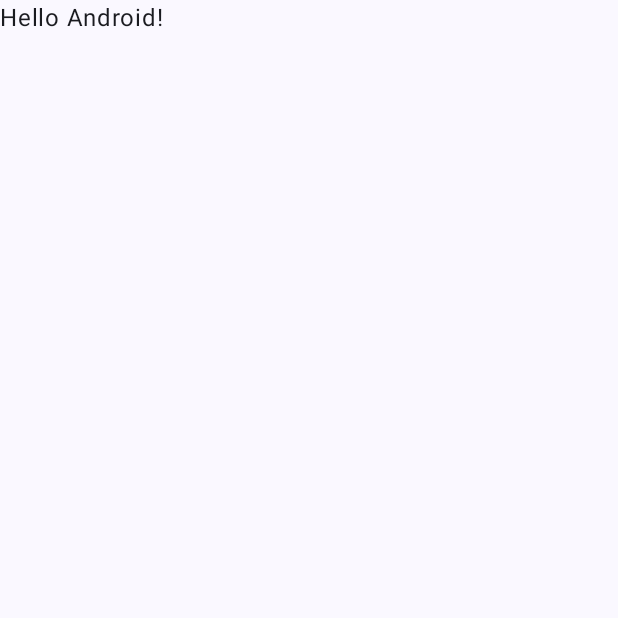
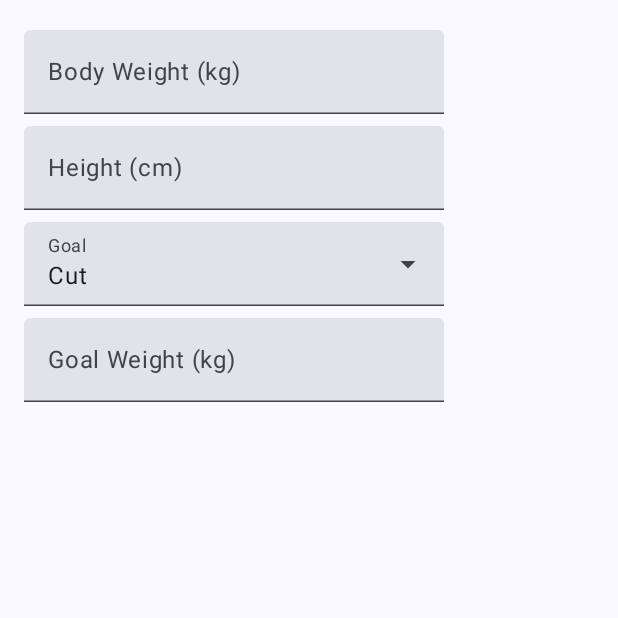
Before and after one commit to amadeusk1/SSFT, an Android app built with Jetpack Compose: the screen it shows after launch (MainActivity), on a phone screen of 412 x 824 dp, the top half of it. Before the commit the part shown is almost empty. Run offline under Robolectric (Android 15) with nearby library versions, the phone set to English and light mode, and no system bars.

Commit message:
initial template

```diff
--- a/app/src/main/java/com/example/ssft/MainActivity.kt
+++ b/app/src/main/java/com/example/ssft/MainActivity.kt
@@ -4,13 +4,14 @@ import android.os.Bundle
 import androidx.activity.ComponentActivity
 import androidx.activity.compose.setContent
 import androidx.activity.enableEdgeToEdge
+import androidx.compose.foundation.layout.Column
 import androidx.compose.foundation.layout.fillMaxSize
 import androidx.compose.foundation.layout.padding
-import androidx.compose.material3.Scaffold
-import androidx.compose.material3.Text
-import androidx.compose.runtime.Composable
+import androidx.compose.material3.*
+import androidx.compose.runtime.*
 import androidx.compose.ui.Modifier
 import androidx.compose.ui.tooling.preview.Preview
+import androidx.compose.ui.unit.dp
 import com.example.ssft.ui.theme.SSFTTheme
 
 class MainActivity : ComponentActivity() {
@@ -20,28 +21,84 @@ class MainActivity : ComponentActivity() {
         setContent {
             SSFTTheme {
                 Scaffold(modifier = Modifier.fillMaxSize()) { innerPadding ->
-                    Greeting(
-                        name = "Android",
-                        modifier = Modifier.padding(innerPadding)
-                    )
+                    UserProfileInput(modifier = Modifier.padding(innerPadding))
                 }
             }
         }
     }
 }
 
+@OptIn(ExperimentalMaterial3Api::class)
 @Composable
-fun Greeting(name: String, modifier: Modifier = Modifier) {
-    Text(
-        text = "Hello $name!",
-        modifier = modifier
-    )
+fun UserProfileInput(modifier: Modifier = Modifier) {
+    var weight by remember { mutableStateOf("") }
+    var height by remember { mutableStateOf("") }
+    var goalWeight by remember { mutableStateOf("") }
+
+    var expanded by remember { mutableStateOf(false) }
+    val goals = listOf("Cut", "Maintain", "Bulk")
+    var selectedGoal by remember { mutableStateOf(goals[0]) }
+
+    Column(modifier = modifier.padding(16.dp)) {
+        TextField(
+            value = weight,
+            onValueChange = { weight = it },
+            label = { Text("Body Weight (kg)") },
+            modifier = Modifier.padding(vertical = 4.dp)
+        )
+
+        TextField(
+            value = height,
+            onValueChange = { height = it },
+            label = { Text("Height (cm)") },
+            modifier = Modifier.padding(vertical = 4.dp)
+        )
+
+        ExposedDropdownMenuBox(
+            expanded = expanded,
+            onExpandedChange = { expanded = !expanded }
+        ) {
+            TextField(
+                value = selectedGoal,
+                onValueChange = {},
+                readOnly = true,
+                label = { Text("Goal") },
+                trailingIcon = {
+                    ExposedDropdownMenuDefaults.TrailingIcon(expanded = expanded)
+                },
+                modifier = Modifier
+                    .menuAnchor()
+                    .padding(vertical = 4.dp)
+            )
+            ExposedDropdownMenu(
+                expanded = expanded,
+                onDismissRequest = { expanded = false }
+            ) {
+                goals.forEach { goal ->
+                    DropdownMenuItem(
+                        text = { Text(goal) },
+                        onClick = {
+                            selectedGoal = goal
+                            expanded = false
+                        }
+                    )
+                }
+            }
+        }
+
+        TextField(
+            value = goalWeight,
+            onValueChange = { goalWeight = it },
+            label = { Text("Goal Weight (kg)") },
+            modifier = Modifier.padding(vertical = 4.dp)
+        )
+    }
 }
 
 @Preview(showBackground = true)
 @Composable
-fun GreetingPreview() {
+fun UserProfileInputPreview() {
     SSFTTheme {
-        Greeting("Android")
+        UserProfileInput()
     }
 }
```
